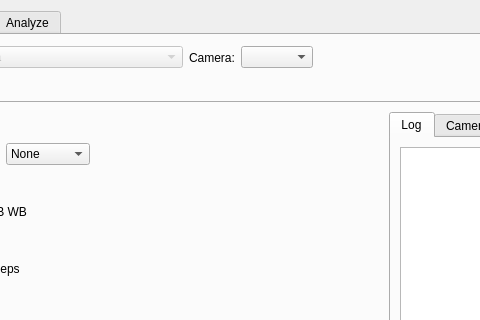
First picture: the form in MAPIR_Processing_dockwidget_base.ui, repository harshanalla/MAPIR_Camera_Control, before the edit; both pictures show x 275 to 755 and y 0 to 320 of the 1152 by 817 pixel window.
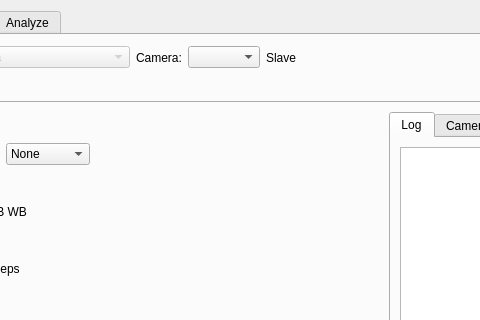
Second picture: the form after the edit. The open tabs and pages were chosen to show the change. Icons and pictures are not drawn.

Commit message:
Syncing Files to gethub for onboarding
Syncing

What changed in the file:
```diff
--- a/MAPIR_Processing_dockwidget_base.ui
+++ b/MAPIR_Processing_dockwidget_base.ui
@@ -2001,6 +2001,19 @@
             </property>
            </widget>
           </item>
+          <item>
+           <widget class="QLabel" name="MasterCameraLabel">
+            <property name="minimumSize">
+             <size>
+              <width>100</width>
+              <height>0</height>
+             </size>
+            </property>
+            <property name="text">
+             <string>Slave</string>
+            </property>
+           </widget>
+          </item>
           <item>
            <spacer name="horizontalSpacer">
             <property name="orientation">
```
The commit also changes 2 other files.
